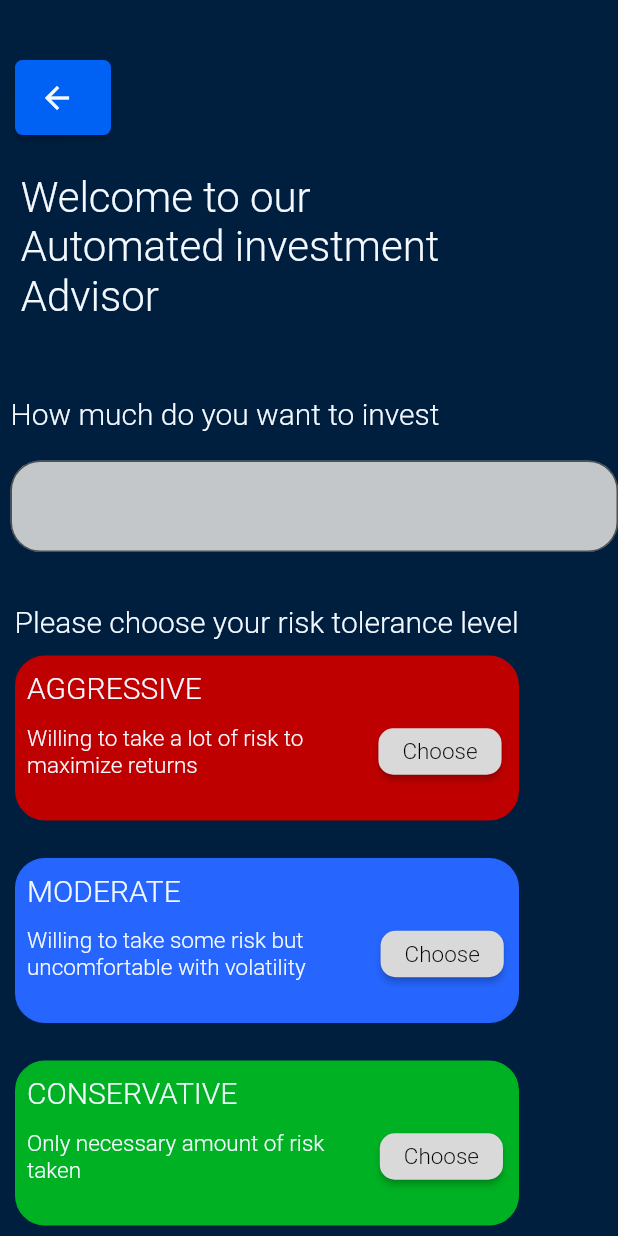
After one commit to 2021-04-09500/WEKEZA-APP, a Flutter app: the MyInvest screen opened directly, on a phone screen of 412 x 824 dp. The commit adds this screen. Run offline on Flutter 3.47's test engine with Material 2 defaults, Android fonts, the phone set to English and light mode, and no system bars; Roboto replaces fonts that are missing (Karla).

Commit message:
project improvement
The project was improved

```diff
--- /dev/null
+++ b/lib/screens/auto_invest_page.dart
@@ -0,0 +1,364 @@
+import 'package:flutter/material.dart';
+import 'package:flutter/services.dart';
+//import './auto_invest_page.dart';
+
+void main() => runApp(MyApp());
+
+class MyApp extends StatelessWidget {
+  @override
+  Widget build(BuildContext context) {
+    return MaterialApp(
+      title: 'Flutter App',
+      home: MyInvest(),
+      initialRoute: '/',
+      // routes: {
+      //'/': (context) => MyPortfolio(), // Default route
+      // '/page1': (context) => MyInvest(),
+      // '/page2': (context) => MyPortfolio(), // Add other pages as needed
+      //},
+    ); //MaterialApp
+  }
+}
+
+class MyInvest extends StatelessWidget {
+  @override
+  Widget build(BuildContext context) {
+    return Scaffold(
+      body: Container(
+        color: Color(0xFF001F3F),
+        child: Center(
+          child: SingleChildScrollView(
+            child: Column(
+                crossAxisAlignment: CrossAxisAlignment.start,
+                children: <Widget>[
+                  SizedBox(height: 40),
+                  Padding(
+                    padding: EdgeInsets.only(left: 10.0),
+                    child: ElevatedButton(
+                      onPressed: () {
+                        Navigator.popUntil(context, ModalRoute.withName('/'));
+                      },
+                      child: Row(
+                        mainAxisSize: MainAxisSize.min,
+                        children: [
+                          Icon(Icons.arrow_back),
+                          SizedBox(width: 8.0), // Space between icon and text
+                          //Text('Back'),
+                        ],
+                      ),
+                      style: ElevatedButton.styleFrom(
+                        minimumSize: Size(50, 50), //Set the size of the butt
+                        primary: Color(0xFF0062F4),
+                        onPrimary: Color(0xFFF4F9FF),
+                        shape: RoundedRectangleBorder(
+                          borderRadius:
+                              BorderRadius.circular(5), // Set border radius
+                        ),
+                      ),
+                    ),
+                  ),
+                  // Your scrollable content
+                  SizedBox(height: 25),
+                  Container(
+                    child: Padding(
+                        padding: EdgeInsets.only(left: 7),
+                        child: Column(
+                            crossAxisAlignment: CrossAxisAlignment.start,
+                            children: [
+                              Text(
+                                ' Welcome to our\n Automated investment\n Advisor',
+                                style: TextStyle(
+                                  fontSize: 28.0, // Set the font size here
+                                  color: Color(0xFFF4F9FF),
+                                  fontFamily: 'Karla',
+                                  fontWeight: FontWeight.w300,
+                                ),
+                              ),
+                              SizedBox(height: 50),
+                              Text(
+                                'How much do you want to invest',
+                                style: TextStyle(
+                                  fontSize: 20.0, // Set the font size here
+                                  color: Color(0xFFF4F9FF),
+                                  fontFamily: 'Karla',
+                                  fontWeight: FontWeight.w300,
+                                ),
+                              ),
+                              SizedBox(height: 20),
+                              Column(
+                                  mainAxisAlignment: MainAxisAlignment.center,
+                                  children: [
+                                    Container(
+                                      // padding: EdgeInsets.all(5.0),
+                                      // width: 300.0, // Adjust the width
+                                      // color: Color(0xFFD9D9D9),
+
+                                      child: TextFormField(
+                                        style: TextStyle(
+                                            color: Color(0xFF000000),
+                                            fontSize: 18.0),
+                                        keyboardType: TextInputType.number,
+                                        inputFormatters: [
+                                          FilteringTextInputFormatter.digitsOnly
+                                        ],
+                                        decoration: InputDecoration(
+                                          //labelText: 'Enter amount',
+                                          //labelStyle: TextStyle(
+                                          // color: Colors
+                                          // .blue), // Set label (hint) text color
+                                          fillColor: Color(0xFFD9D9D9)
+                                              .withOpacity(
+                                                  0.9), // Set background color
+                                          filled: true,
+                                          border: OutlineInputBorder(
+                                            borderRadius: BorderRadius.circular(
+                                                20.0), // Set circular radius
+                                          ),
+                                          focusedBorder: OutlineInputBorder(
+                                            borderSide: BorderSide(
+                                                color: Color(
+                                                    0xFFD9D9D9)), // Set focused border color
+                                          ),
+                                        ),
+                                      ),
+                                    )
+                                  ])
+                            ])),
+                  ),
+                  SizedBox(height: 35),
+                  Text(
+                    '  Please choose your risk tolerance level',
+                    style: TextStyle(
+                      fontSize: 20.0, // Set the font size here
+                      color: Color(0xFFF4F9FF),
+                      fontFamily: 'Karla',
+                      fontWeight: FontWeight.w300,
+                    ),
+                  ),
+                  SizedBox(height: 11),
+                  Padding(
+                    padding: EdgeInsets.only(left: 10),
+                    child: Container(
+                      // color: Color(0xFF0062F4),
+                      width: 336,
+                      height: 110,
+                      decoration: BoxDecoration(
+                        borderRadius:
+                            BorderRadius.circular(20), // Set border radius
+                        border: Border.all(
+                            color: Color(0xFFBF0000)), // Set border color
+                        color: Color(0xFFBF0000),
+                      ),
+                      child: Padding(
+                        padding: EdgeInsets.only(left: 7),
+                        child: Column(
+                            crossAxisAlignment: CrossAxisAlignment.start,
+                            children: [
+                              SizedBox(height: 9),
+                              Text(
+                                'AGGRESSIVE',
+                                style: TextStyle(
+                                  fontSize: 20.0, // Set the font size here
+                                  color: Color(0xFFF4F9FF),
+                                  fontFamily: 'Karla',
+                                  fontWeight: FontWeight.w300,
+                                ),
+                              ),
+                              SizedBox(height: 7),
+                              Row(
+                                children: [
+                                  Text(
+                                    'Willing to take a lot of risk to\nmaximize returns',
+                                    style: TextStyle(
+                                      fontSize: 15.0, // Set the font size here
+                                      color: Color(0xFFF4F9FF),
+                                      fontFamily: 'Karla',
+                                      fontWeight: FontWeight.w300,
+                                    ),
+                                  ),
+                                  SizedBox(width: 50),
+                                  ElevatedButton(
+                                    onPressed: () {
+                                      // Navigator.pushNamed(context, '/page1');
+                                    },
+                                    child: Text(
+                                      'Choose',
+                                      style: TextStyle(
+                                        fontSize:
+                                            15.0, // Set the font size here
+                                        //color: Color(0xFFF4F9FF),
+                                        fontFamily: 'Karla',
+                                        fontWeight: FontWeight.w300,
+                                      ),
+                                    ),
+                                    style: ElevatedButton.styleFrom(
+                                      minimumSize: Size(
+                                          81, 31), //Set the size of the butt
+                                      primary: Color(0xFFD9D9D9),
+                                      onPrimary: Color(0xFF000000),
+                                      shape: RoundedRectangleBorder(
+                                        borderRadius: BorderRadius.circular(
+                                            10), // Set border radius
+                                      ),
+                                    ),
+                                  ),
+                                ],
+                              )
+                            ]),
+                      ),
+                    ),
+                  ),
+                  SizedBox(height: 25),
+                  Padding(
+                    padding: EdgeInsets.only(left: 10),
+                    child: Container(
+                      // color: Color(0xFF0062F4),
+                      width: 336,
+                      height: 110,
+                      decoration: BoxDecoration(
+                        borderRadius:
+                            BorderRadius.circular(20), // Set border radius
+                        border: Border.all(
+                            color: Color(0xFF2666FF)), // Set border color
+                        color: Color(0xFF2666FF),
+                      ),
+                      child: Padding(
+                        padding: EdgeInsets.only(left: 7),
+                        child: Column(
+                            crossAxisAlignment: CrossAxisAlignment.start,
+                            children: [
+                              SizedBox(height: 9),
+                              Text(
+                                'MODERATE',
+                                style: TextStyle(
+                                  fontSize: 20.0, // Set the font size here
+                                  color: Color(0xFFF4F9FF),
+                                  fontFamily: 'Karla',
+                                  fontWeight: FontWeight.w300,
+                                ),
+                              ),
+                              SizedBox(height: 7),
+                              Row(
+                                children: [
+                                  Text(
+                                    'Willing to take some risk but\nuncomfortable with volatility',
+                                    style: TextStyle(
+                                      fontSize: 15.0, // Set the font size here
+                                      color: Color(0xFFF4F9FF),
+                                      fontFamily: 'Karla',
+                                      fontWeight: FontWeight.w300,
+                                    ),
+                                  ),
+                                  SizedBox(width: 50),
+                                  ElevatedButton(
+                                    onPressed: () {
+                                      // Navigator.pushNamed(context, '/page1');
+                                    },
+                                    child: Text(
+                                      'Choose',
+                                      style: TextStyle(
+                                        fontSize:
+                                            15.0, // Set the font size here
+                                        //color: Color(0xFFF4F9FF),
+                                        fontFamily: 'Karla',
+                                        fontWeight: FontWeight.w300,
+                                      ),
+                                    ),
+                                    style: ElevatedButton.styleFrom(
+                                      minimumSize: Size(
+                                          81, 31), //Set the size of the butt
+                                      primary: Color(0xFFD9D9D9),
+                                      onPrimary: Color(0xFF000000),
+                                      shape: RoundedRectangleBorder(
+                                        borderRadius: BorderRadius.circular(
+                                            10), // Set border radius
+                                      ),
+                                    ),
+                                  ),
+                                ],
+                              )
+                            ]),
+                      ),
+                    ),
+                  ),
+                  SizedBox(height: 25),
+                  Padding(
+                    padding: EdgeInsets.only(left: 10),
+                    child: Container(
+                      // color: Color(0xFF0062F4),
+                      width: 336,
+                      height: 110,
+                      decoration: BoxDecoration(
+                        borderRadius:
+                            BorderRadius.circular(20), // Set border radius
+                        border: Border.all(
+                            color: Color(0xFF00B123)), // Set border color
+                        color: Color(0xFF00B123),
+                      ),
+                      child: Padding(
+                        padding: EdgeInsets.only(left: 7),
+                        child: Column(
+                            crossAxisAlignment: CrossAxisAlignment.start,
+                            children: [
+                              SizedBox(height: 9),
+                              Text(
+                                'CONSERVATIVE',
+                                style: TextStyle(
+                                  fontSize: 20.0, // Set the font size here
+                                  color: Color(0xFFF4F9FF),
+                                  fontFamily: 'Karla',
+                                  fontWeight: FontWeight.w300,
+                                ),
+                              ),
+                              SizedBox(height: 7),
+                              Row(
+                                children: [
+                                  Text(
+                                    'Only necessary amount of risk\ntaken',
+                                    style: TextStyle(
+                                      fontSize: 15.0, // Set the font size here
+                                      color: Color(0xFFF4F9FF),
+                                      fontFamily: 'Karla',
+                                      fontWeight: FontWeight.w300,
+                                    ),
+                                  ),
+                                  SizedBox(width: 37),
+                                  ElevatedButton(
+                                    onPressed: () {
+                                      // Navigator.pushNamed(context, '/page1');
+                                    },
+                                    child: Text(
+                                      'Choose',
+                                      style: TextStyle(
+                                        fontSize:
+                                            15.0, // Set the font size here
+                                        //color: Color(0xFFF4F9FF),
+                                        fontFamily: 'Karla',
+                                        fontWeight: FontWeight.w300,
+                                      ),
+                                    ),
+                                    style: ElevatedButton.styleFrom(
+                                      minimumSize: Size(
+                                          81, 31), //Set the size of the butt
+                                      primary: Color(0xFFD9D9D9),
+                                      onPrimary: Color(0xFF000000),
+                                      shape: RoundedRectangleBorder(
+                                        borderRadius: BorderRadius.circular(
+                                            10), // Set border radius
+                                      ),
+                                    ),
+                                  ),
+                                ],
+                              )
+                            ]),
+                      ),
+                    ),
+                  ),
+                  SizedBox(height: 25),
+                ]),
+          ),
+        ),
+      ),
+    );
+  }
+}
--- a/lib/screens/portfolio_page.dart
+++ b/lib/screens/portfolio_page.dart
@@ -1,6 +1,7 @@
 // ignore_for_file: prefer_const_literals_to_create_immutables
 
 import 'package:flutter/material.dart';
+import './auto_invest_page.dart';
 
 void main() => runApp(MyApp());
 
@@ -8,6 +9,11 @@ class MyApp extends StatelessWidget {
   @override
   Widget build(BuildContext context) {
     return MaterialApp(
+      initialRoute: '/',
+      routes: {
+        //'/': (context) => MyPortfolio(), // Default route
+        '/page1': (context) => MyInvest(), // Add other pages as needed
+      },
       title: 'Flutter App',
       home: MyPortfolio(),
     ); //MaterialApp
@@ -112,7 +118,9 @@ class MyPortfolio extends StatelessWidget {
                           ),
                           SizedBox(width: 130),
                           ElevatedButton(
-                            onPressed: () {},
+                            onPressed: () {
+                              Navigator.pushNamed(context, '/page1');
+                            },
                             child: Text('Auto Invest'),
                             style: ElevatedButton.styleFrom(
                               minimumSize:
```
